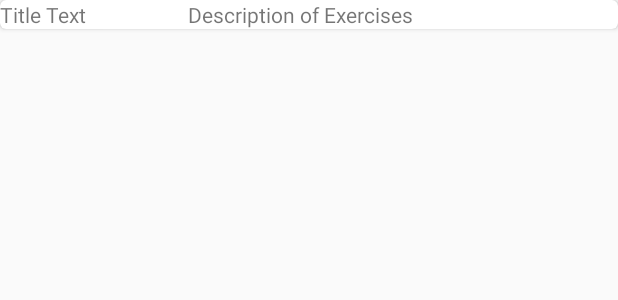
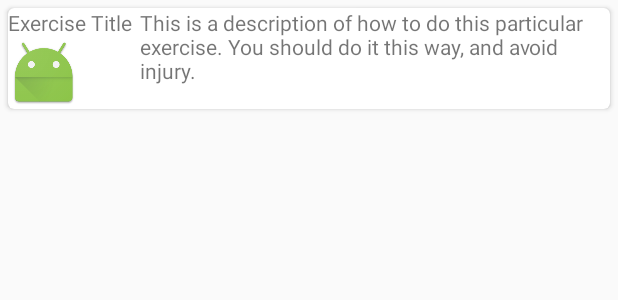
Before and after one commit to ghigbie/developerhealthplus, an Android app: the layout card_layout.xml on its own in the app's theme, with its tools: preview values and no code run, on a phone screen of 412 x 824 dp. Shown: the top 300 px of the screen. Run offline under Robolectric (Android 15) with nearby library versions, the light colour scheme and no system bars.

Commit message:
spelled out exercises and put them in a unified array

```diff
--- a/app/src/main/java/com/geogehigbie/developerhealthplus/MainActivity.java
+++ b/app/src/main/java/com/geogehigbie/developerhealthplus/MainActivity.java
@@ -55,9 +55,6 @@ public class MainActivity extends AppCompatActivity {
     public void createExercises(){
 
 
-
-
-
     }
 
 
--- a/app/src/main/res/layout/card_layout.xml
+++ b/app/src/main/res/layout/card_layout.xml
@@ -9,41 +9,44 @@
         android:layout_width="match_parent"
         android:layout_height="wrap_content"
         android:layout_gravity="center"
-        card_view:cardCornerRadius="4dp">
+        card_view:cardCornerRadius="4dp"
+        android:layout_margin="@dimen/card_margin">
 
         <LinearLayout
             android:id="@+id/linear_card_horizontal"
             android:layout_width="match_parent"
             android:layout_height="match_parent"
             android:orientation="horizontal"
-            android:weightSum="3">
+            android:weightSum="0">
 
             <LinearLayout
                 android:id="@+id/linear_card_up_down"
                 android:layout_width="wrap_content"
                 android:layout_height="wrap_content"
                 android:orientation="vertical"
-                android:layout_weight="1">
+                android:layout_weight="0"
+                android:layout_marginRight="5dp">
 
                 <TextView
                     android:id="@+id/card_title"
                     android:layout_width="wrap_content"
                     android:layout_height="wrap_content"
-                    android:text="Title Text" />
+                    android:text="@string/card_title" />
 
                 <ImageView
                     android:id="@+id/card_image"
                     android:layout_width="wrap_content"
-                    android:layout_height="wrap_content" />
+                    android:layout_height="wrap_content"
+                    android:src="@mipmap/ic_launcher"/>
 
             </LinearLayout>
 
             <TextView
-                android:layout_weight="2"
+                android:layout_weight="0"
                 android:id="@+id/card_description"
                 android:layout_width="wrap_content"
                 android:layout_height="wrap_content"
-                android:text="Description of Exercises" />
+                android:text="@string/card_description" />
 
         </LinearLayout>
 
--- a/app/src/main/res/values/dimens.xml
+++ b/app/src/main/res/values/dimens.xml
@@ -3,4 +3,5 @@
     <dimen name="activity_horizontal_margin">16dp</dimen>
     <dimen name="activity_vertical_margin">16dp</dimen>
     <dimen name="title_margin">10dp</dimen>
+    <dimen name="card_margin">5dp</dimen>
 </resources>
--- a/app/src/main/res/values/strings.xml
+++ b/app/src/main/res/values/strings.xml
@@ -2,7 +2,7 @@
     <string name="app_name">Developer Health+</string>
     <string name="title">Developer Health</string>
     <string name="description">The exercises in this app are designed in consultation with Dr. Steven Handler, a sports medicine chiropractor. It\'s purpose is to help preserve developers\' physical posture while remaining optimally productive.</string>
-    <string name="disclaimer">Disclaimer: This is app is for entertainment purposes only and intended to be taken as medical advice.</string>
+    <string name="disclaimer">Disclaimer: This is app is for entertainment purposes only and not intended to be taken as serious medical advice. We strongly urge you to visit your health care provider for any discomfort or medical conditions you may be experiencing.</string>
     <string name="time_description">This app will notify you when it\'s time for you to do a series of short exercises. Don\'t worry, we will guide you through the exercises.</string>
     <string name="time_selector">Please select your preferred time frequency below:</string>
     <string name="choose_exercise">Please select which exercise focus you would like to take for this session.</string>
@@ -11,6 +11,8 @@
     <string name="upper_back">Work on My Upper Back</string>
     <string name="lower_back">Work on My Lower Back</string>
     <string name="both_back">Work on Upper &amp; Lower</string>
+    <string name="card_title">Exercise Title</string>
+    <string name="card_description">This is a description of how to do this particular exercise. You should do it this way, and avoid injury.</string>
 
     <!-- TODO: Remove or change this placeholder text -->
     <string name="hello_blank_fragment">Hello blank fragment</string>
```
Also changed, not shown: app/src/main/java/layout/BothUpperLower.java (+18 -0 lines), app/src/main/java/layout/LowerBack.java (+14 -12 lines), app/src/main/java/layout/UpperBack.java (+110 -23 lines).
